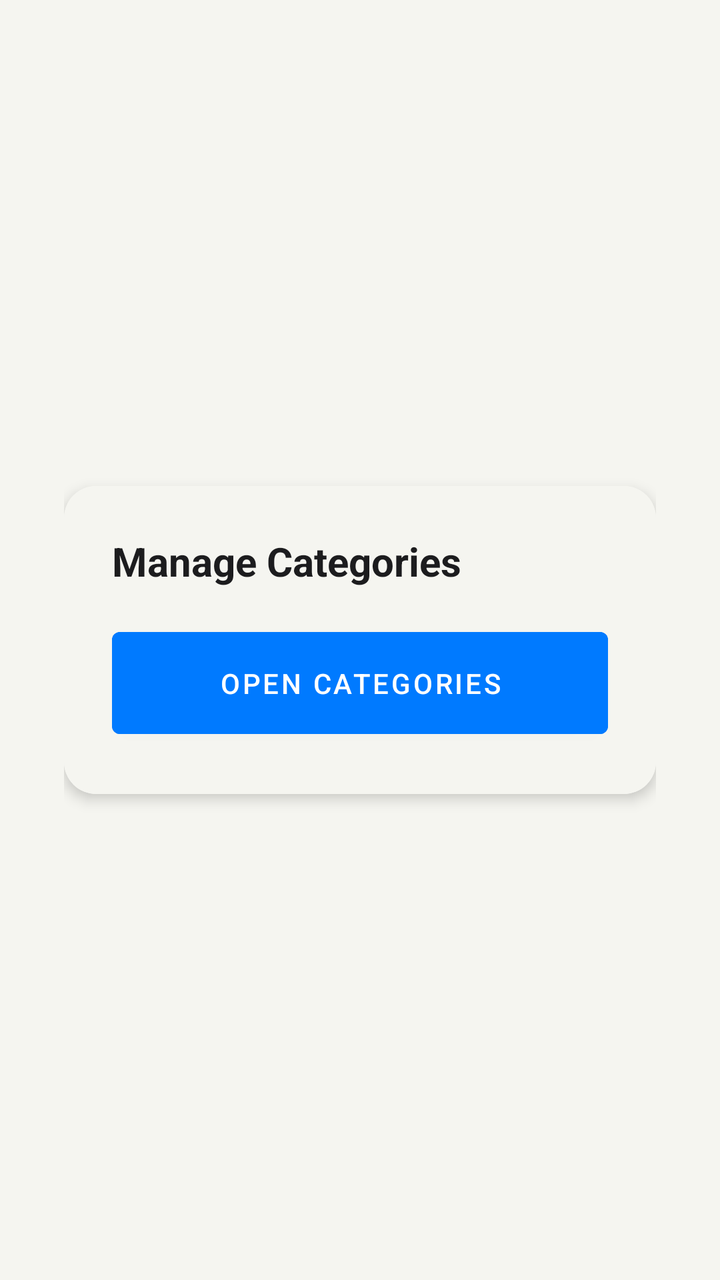
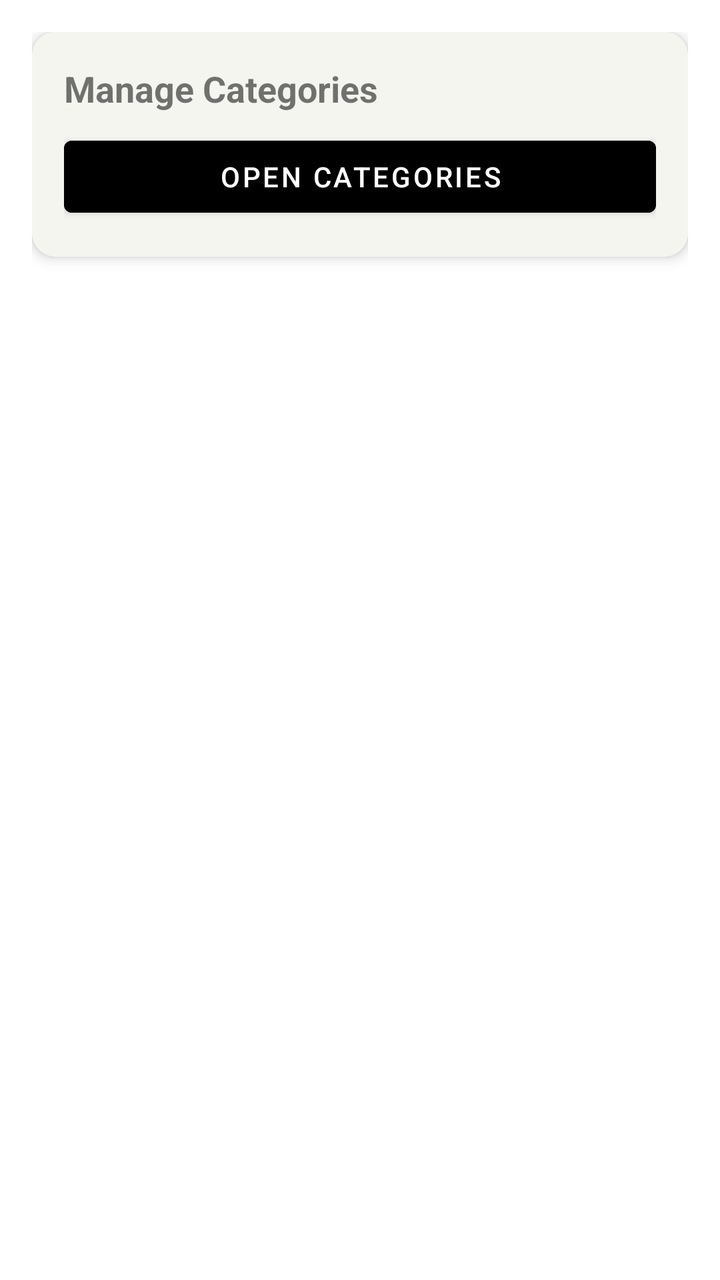

Two renders of the same Android screen: before a commit and after it. Below are the layout's source before the change and the commit's diff.
<!-- AndroidManifest.xml: application theme Theme.HarmonieBudgetAppKt -->
<!-- res/layout/fragment_transactions.xml -->
<?xml version="1.0" encoding="utf-8"?>
<LinearLayout xmlns:android="http://schemas.android.com/apk/res/android"
    xmlns:app="http://schemas.android.com/apk/res-auto"
    android:layout_width="match_parent"
    android:layout_height="match_parent"
    android:orientation="vertical"
    android:gravity="center"
    android:padding="32dp"
    android:background="#F5F5F0">

    <androidx.cardview.widget.CardView
        android:layout_width="match_parent"
        android:layout_height="wrap_content"
        app:cardCornerRadius="16dp"
        app:cardElevation="4dp">

        <LinearLayout
            android:layout_width="match_parent"
            android:layout_height="wrap_content"
            android:orientation="vertical"
            android:padding="24dp">

            <TextView
                android:layout_width="wrap_content"
                android:layout_height="wrap_content"
                android:text="@string/manage_categories"
                android:textSize="20sp"
                android:textColor="#1C1C1E"
                android:textStyle="bold" />

            <Button
                android:id="@+id/btn_manage_categories"
                android:layout_width="match_parent"
                android:layout_height="wrap_content"
                android:text="@string/open_categories"
                android:backgroundTint="#007AFF"
                android:textColor="#FFFFFF"
                android:layout_marginTop="16dp"
                android:paddingVertical="16dp" />

        </LinearLayout>
    </androidx.cardview.widget.CardView>

</LinearLayout>
<!-- resources referenced by this layout -->
<resources>
  <string name="manage_categories">Manage Categories</string>
  <string name="open_categories">Open Categories</string>
  <style name="Theme.HarmonieBudgetAppKt" parent="Theme.MaterialComponents.DayNight.NoActionBar">
          <item name="colorPrimary">#007AFF</item>
          <item name="colorPrimaryVariant">#007AFF</item>
          <item name="colorOnPrimary">#FFFFFF</item>
          <item name="colorSecondary">#34C759</item>
          <item name="colorOnSecondary">#FFFFFF</item>
          <item name="android:statusBarColor">#F5F5F0</item>
          <item name="android:windowLightStatusBar">true</item>
          <item name="android:background">#F5F5F0</item>
      </style>
</resources>

<!-- the commit's change to res/layout/fragment_transactions.xml (unified diff, before → after) -->
@@ -1,44 +1,45 @@
 <?xml version="1.0" encoding="utf-8"?>
-<LinearLayout xmlns:android="http://schemas.android.com/apk/res/android"
+<androidx.constraintlayout.widget.ConstraintLayout
+    xmlns:android="http://schemas.android.com/apk/res/android"
     xmlns:app="http://schemas.android.com/apk/res-auto"
     android:layout_width="match_parent"
     android:layout_height="match_parent"
-    android:orientation="vertical"
-    android:gravity="center"
-    android:padding="32dp"
-    android:background="#F5F5F0">
+    android:background="#FFFFFF"
+    android:padding="16dp">
 
-    <androidx.cardview.widget.CardView
+    
+    <com.google.android.material.card.MaterialCardView
+        android:id="@+id/card_manage_categories"
         android:layout_width="match_parent"
         android:layout_height="wrap_content"
-        app:cardCornerRadius="16dp"
-        app:cardElevation="4dp">
+        app:cardCornerRadius="12dp"
+        app:cardElevation="4dp"
+        app:layout_constraintTop_toTopOf="parent">
 
         <LinearLayout
             android:layout_width="match_parent"
             android:layout_height="wrap_content"
             android:orientation="vertical"
-            android:padding="24dp">
+            android:padding="16dp">
 
             <TextView
                 android:layout_width="wrap_content"
                 android:layout_height="wrap_content"
                 android:text="@string/manage_categories"
-                android:textSize="20sp"
-                android:textColor="#1C1C1E"
+                android:textSize="18sp"
                 android:textStyle="bold" />
 
             <Button
                 android:id="@+id/btn_manage_categories"
                 android:layout_width="match_parent"
                 android:layout_height="wrap_content"
-                android:text="@string/open_categories"
-                android:backgroundTint="#007AFF"
+                android:text="Open Categories"
+                android:backgroundTint="#000000"
                 android:textColor="#FFFFFF"
-                android:layout_marginTop="16dp"
-                android:paddingVertical="16dp" />
+                android:layout_marginTop="8dp" />
 
         </LinearLayout>
-    </androidx.cardview.widget.CardView>
 
-</LinearLayout>
+    </com.google.android.material.card.MaterialCardView>
+
+</androidx.constraintlayout.widget.ConstraintLayout>
<!-- resource entries referenced after the edit -->
@@ -1,7 +1,6 @@
 <!-- resources referenced by this layout -->
 <resources>
   <string name="manage_categories">Manage Categories</string>
-  <string name="open_categories">Open Categories</string>
   <style name="Theme.HarmonieBudgetAppKt" parent="Theme.MaterialComponents.DayNight.NoActionBar">
           <item name="colorPrimary">#007AFF</item>
           <item name="colorPrimaryVariant">#007AFF</item>
